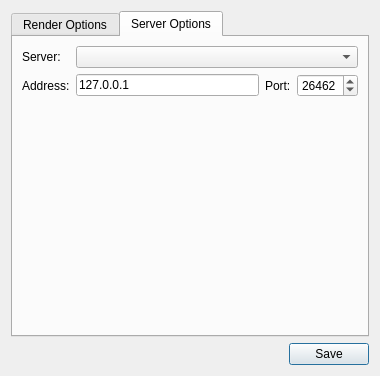
Above: dialogues/preferences.ui from BattyBovine/AnimeRenderfarm before the change. Below: the same form after it.
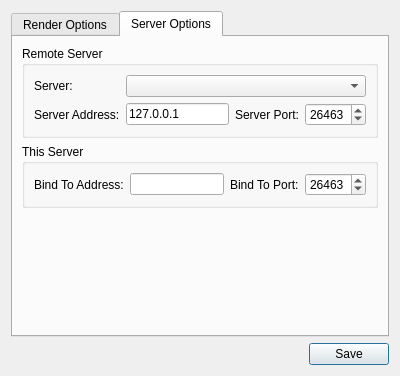
That is the form after the change. The open tabs and pages were chosen to show the change.

Commit message: Server now has the ability to reliably send signals and receive data in return. Projects are uploaded to a temporary directory on request.

What changed in the file:
```diff
--- a/dialogues/preferences.ui
+++ b/dialogues/preferences.ui
@@ -6,7 +6,7 @@
    <rect>
     <x>0</x>
     <y>0</y>
-    <width>380</width>
+    <width>400</width>
     <height>350</height>
    </rect>
   </property>
@@ -18,7 +18,7 @@
   </property>
   <property name="minimumSize">
    <size>
-    <width>380</width>
+    <width>400</width>
     <height>0</height>
    </size>
   </property>
@@ -318,6 +318,15 @@
       </attribute>
       <layout class="QVBoxLayout" name="verticalLayout_3">
        <item>
+        <widget class="QGroupBox" name="groupBox">
+         <property name="toolTip">
+          <string>Choose the server to use when rendering projects.</string>
+         </property>
+         <property name="title">
+          <string>Remote Server</string>
+         </property>
+         <layout class="QHBoxLayout" name="horizontalLayout">
+          <item>
         <layout class="QGridLayout" name="gridLayout_4">
          <item row="0" column="0">
           <widget class="QLabel" name="labelRenderServer">
@@ -352,7 +361,7 @@
          <item row="1" column="0">
           <widget class="QLabel" name="labelServer">
            <property name="text">
-            <string>Address:</string>
+               <string>Server Address:</string>
            </property>
           </widget>
          </item>
@@ -366,7 +375,7 @@
          <item row="1" column="2">
           <widget class="QLabel" name="labelPort">
            <property name="text">
-            <string>Port:</string>
+               <string>Server Port:</string>
            </property>
           </widget>
          </item>
@@ -379,11 +388,74 @@
             <number>65535</number>
            </property>
            <property name="value">
-            <number>26462</number>
+               <number>26463</number>
            </property>
           </widget>
          </item>
         </layout>
+          </item>
+         </layout>
+        </widget>
+       </item>
+       <item>
+        <widget class="QGroupBox" name="groupBox_2">
+         <property name="toolTip">
+          <string>&lt;!DOCTYPE HTML PUBLIC &quot;-//W3C//DTD HTML 4.0//EN&quot; &quot;http://www.w3.org/TR/REC-html40/strict.dtd&quot;&gt;
+&lt;html&gt;&lt;head&gt;&lt;meta name=&quot;qrichtext&quot; content=&quot;1&quot; /&gt;&lt;style type=&quot;text/css&quot;&gt;
+p, li { white-space: pre-wrap; }
+&lt;/style&gt;&lt;/head&gt;&lt;body style=&quot; font-family:'MS Shell Dlg 2'; font-size:8.25pt; font-weight:400; font-style:normal;&quot;&gt;
+&lt;p style=&quot; margin-top:0px; margin-bottom:0px; margin-left:0px; margin-right:0px; -qt-block-indent:0; text-indent:0px;&quot;&gt;&lt;span style=&quot; font-size:8pt;&quot;&gt;Allow other clients on a network to use this computer as a render server.&lt;/span&gt;&lt;/p&gt;&lt;/body&gt;&lt;/html&gt;</string>
+         </property>
+         <property name="title">
+          <string>This Server</string>
+         </property>
+         <layout class="QHBoxLayout" name="horizontalLayout_2">
+          <item>
+           <layout class="QGridLayout" name="gridLayout_5">
+            <item row="0" column="0">
+             <widget class="QLabel" name="labelBindToAddress">
+              <property name="toolTip">
+               <string>Select which local IP address to bind the server process to. Leave blank to bind to all available interfaces.</string>
+              </property>
+              <property name="text">
+               <string>Bind To Address:</string>
+              </property>
+             </widget>
+            </item>
+            <item row="0" column="1">
+             <widget class="QLineEdit" name="editBindToAddress">
+              <property name="toolTip">
+               <string>Select which local IP address to bind the server process to. Leave blank to bind to all available interfaces.</string>
+              </property>
+             </widget>
+            </item>
+            <item row="0" column="2">
+             <widget class="QLabel" name="labelBindToPort">
+              <property name="toolTip">
+               <string>Select which port to bind the server process to. Set to 0 to select one at random.</string>
+              </property>
+              <property name="text">
+               <string>Bind To Port:</string>
+              </property>
+             </widget>
+            </item>
+            <item row="0" column="3">
+             <widget class="QSpinBox" name="spinnerBindToPort">
+              <property name="toolTip">
+               <string>Select which port to bind the server process to. Set to 0 to select one at random.</string>
+              </property>
+              <property name="maximum">
+               <number>65535</number>
+              </property>
+              <property name="value">
+               <number>26463</number>
+              </property>
+             </widget>
+            </item>
+           </layout>
+          </item>
+         </layout>
+        </widget>
        </item>
        <item>
         <spacer name="verticalSpacer">
@@ -393,7 +465,7 @@
          <property name="sizeHint" stdset="0">
           <size>
            <width>20</width>
-           <height>196</height>
+           <height>0</height>
           </size>
          </property>
         </spacer>
```
Left out of the diff: 164 changed lines with no effect on the pictures. Lines whose indentation alone changed are shown as unchanged. The commit also changes 11 other files.
